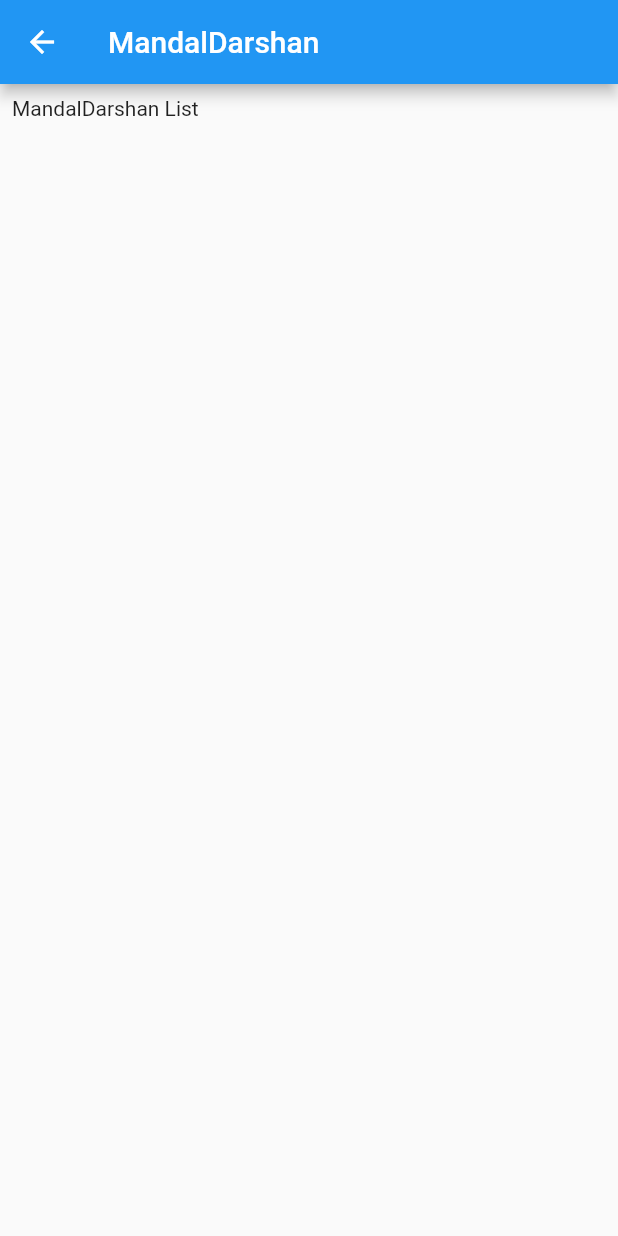
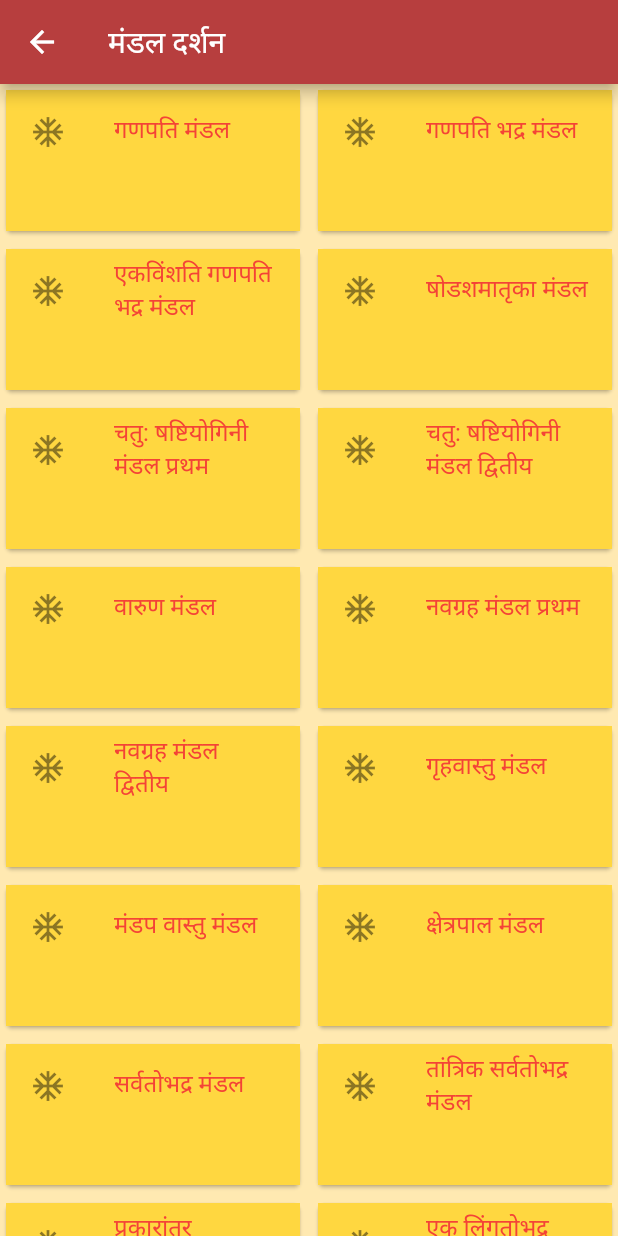
Before and after one commit to sushantkadav/arti_sangrah, a Flutter app: the MandalDarshanList screen opened directly, on a phone screen of 412 x 824 dp. Run offline on Flutter 3.47's test engine with Material 2 defaults, Android fonts, the phone set to English and light mode, and no system bars.

Commit message:
hindi, sanstrik strot added.

```diff
--- a/lib/model/home/mandal_darshan.dart
+++ b/lib/model/home/mandal_darshan.dart
@@ -3,12 +3,55 @@ import 'package:flutter/material.dart';
 class MandalDarshan{
   String title;
   String subtile;
-  Widget nextScreen;
+  // Widget nextScreen;
   String imgUrl;
 
 
   MandalDarshan({required this.title,
     required this.subtile,
-    required this.nextScreen,
+    // required this.nextScreen,
     required this.imgUrl});
 }
+
+List<MandalDarshan> mandalDarshanList = [
+  MandalDarshan(title: "गणपति मंडल" , subtile: "",  imgUrl: "imgUrl"),
+  MandalDarshan(title: "गणपति भद्र मंडल" , subtile: "",  imgUrl: "imgUrl"),
+  MandalDarshan(title: "एकविंशति गणपति भद्र मंडल" , subtile: "",  imgUrl: "imgUrl"),
+  MandalDarshan(title: "षोडशमातृका मंडल" , subtile: "",  imgUrl: "imgUrl"),
+  MandalDarshan(title: "चतु: षष्टियोगिनी मंडल प्रथम" , subtile: "",  imgUrl: "imgUrl"),
+
+  MandalDarshan(title: "चतु: षष्टियोगिनी मंडल द्वितीय" , subtile: "",  imgUrl: "imgUrl"),
+  MandalDarshan(title: "वारुण मंडल" , subtile: "",  imgUrl: "imgUrl"),
+  MandalDarshan(title: "नवग्रह मंडल प्रथम" , subtile: "",  imgUrl: "imgUrl"),
+  MandalDarshan(title: "नवग्रह मंडल द्वितीय" , subtile: "",  imgUrl: "imgUrl"),
+  MandalDarshan(title: "गृहवास्तु मंडल" , subtile: "",  imgUrl: "imgUrl"),
+
+  MandalDarshan(title: "मंडप वास्तु मंडल" , subtile: "",  imgUrl: "imgUrl"),
+  MandalDarshan(title: "क्षेत्रपाल मंडल" , subtile: "",  imgUrl: "imgUrl"),
+  MandalDarshan(title: "सर्वतोभद्र मंडल" , subtile: "",  imgUrl: "imgUrl"),
+  MandalDarshan(title: "तांत्रिक सर्वतोभद्र मंडल" , subtile: "",  imgUrl: "imgUrl"),
+  MandalDarshan(title: "प्रकारांतर सर्वतोभद्र मंडल" , subtile: "",  imgUrl: "imgUrl"),
+
+  MandalDarshan(title: "एक लिंगतोभद्र मंडल" , subtile: "",  imgUrl: "imgUrl"),
+  MandalDarshan(title: "चतुर्लिंगतोभद्र मंडल" , subtile: "",  imgUrl: "imgUrl"),
+  MandalDarshan(title: "अष्ट लिंगतोभद्र मंडल" , subtile: "",  imgUrl: "imgUrl"),
+  MandalDarshan(title: "द्वादश लिंगतोभद्र मंडल" , subtile: "",  imgUrl: "imgUrl"),
+  MandalDarshan(title: "भैरव मंडल" , subtile: "",  imgUrl: "imgUrl"),
+
+  MandalDarshan(title: "अष्टदल मंडल" , subtile: "",  imgUrl: "imgUrl"),
+  MandalDarshan(title: "गौरीतिलक मंडल प्रथम" , subtile: "",  imgUrl: "imgUrl"),
+  MandalDarshan(title: "गौरीतिलक मंडल द्वितीय" , subtile: "",  imgUrl: "imgUrl"),
+  MandalDarshan(title: "ब्रह्मा मंडल" , subtile: "",  imgUrl: "imgUrl"),
+  MandalDarshan(title: "लक्ष्मी नारायण मंडल" , subtile: "",  imgUrl: "imgUrl"),
+
+  MandalDarshan(title: "राधा पुरुषोत्तम मंडल" , subtile: "",  imgUrl: "imgUrl"),
+  MandalDarshan(title: "रामभद्र मंडल" , subtile: "",  imgUrl: "imgUrl"),
+  MandalDarshan(title: "श्री रामभद्र मंडल" , subtile: "",  imgUrl: "imgUrl"),
+  MandalDarshan(title: "सीतारामभद्र मंडल" , subtile: "",  imgUrl: "imgUrl"),
+  MandalDarshan(title: "सूर्य भद्र मंडल" , subtile: "",  imgUrl: "imgUrl"),
+
+  MandalDarshan(title: "नवदुर्गा द्वादश आदित्य मंडल" , subtile: "",  imgUrl: "imgUrl"),
+  MandalDarshan(title: "नागपाश मंडल प्रथम" , subtile: "",  imgUrl: "imgUrl"),
+  MandalDarshan(title: "नागपाश मंडल द्वितीय" , subtile: "",  imgUrl: "imgUrl"),
+  MandalDarshan(title: "ॐ भद्र मंडल" , subtile: "",  imgUrl: "imgUrl")
+];
--- a/lib/model/home/sanskrit_strot.dart
+++ b/lib/model/home/sanskrit_strot.dart
@@ -3,12 +3,37 @@ import 'package:flutter/material.dart';
 class SanstritStrot{
   String title;
   String subtile;
-  Widget nextScreen;
+  // Widget nextScreen;
   String imgUrl;
 
 
   SanstritStrot({required this.title,
     required this.subtile,
-    required this.nextScreen,
+    // required this.nextScreen,
     required this.imgUrl});
 }
+
+List<SanstritStrot> sanstritStrotStrotList = [
+  SanstritStrot(title: "श्री गणपति स्तोत्र" , subtile: "",  imgUrl: "imgUrl"),
+  SanstritStrot(title: "श्री शिव स्तोत्र" , subtile: "",  imgUrl: "imgUrl"),
+  SanstritStrot(title: "श्री विष्णु स्तोत्र" , subtile: "",  imgUrl: "imgUrl"),
+  SanstritStrot(title: "श्री देवी स्तोत्र" , subtile: "",  imgUrl: "imgUrl"),
+  SanstritStrot(title: "श्री राम स्तोत्र" , subtile: "",  imgUrl: "imgUrl"),
+
+  SanstritStrot(title: "श्री कृष्ण स्तोत्र" , subtile: "",  imgUrl: "imgUrl"),
+  SanstritStrot(title: "श्री हनुमान स्तोत्र" , subtile: "",  imgUrl: "imgUrl"),
+  SanstritStrot(title: "श्री दत्त स्तोत्र" , subtile: "",  imgUrl: "imgUrl"),
+  SanstritStrot(title: "श्री नवग्रह स्तोत्र" , subtile: "",  imgUrl: "imgUrl"),
+  SanstritStrot(title: "सर्व स्तोत्र" , subtile: "",  imgUrl: "imgUrl"),
+
+  SanstritStrot(title: "सहस्र नाम स्तोत्र" , subtile: "",  imgUrl: "imgUrl"),
+  SanstritStrot(title: "अष्टोत्तर शतनाम स्तोत्र" , subtile: "",  imgUrl: "imgUrl"),
+  SanstritStrot(title: "द्वात्रिंशत् नाम स्तोत्र" , subtile: "",  imgUrl: "imgUrl"),
+  SanstritStrot(title: "एकविंशति नाम स्तोत्र" , subtile: "",  imgUrl: "imgUrl"),
+  SanstritStrot(title: "द्वादश नाम स्तोत्र" , subtile: "",  imgUrl: "imgUrl"),
+
+  SanstritStrot(title: "अष्टकम् स्तोत्र" , subtile: "",  imgUrl: "imgUrl"),
+  SanstritStrot(title: "कवच स्तोत्र" , subtile: "",  imgUrl: "imgUrl"),
+  SanstritStrot(title: "सुप्रभात स्तोत्र" , subtile: "",  imgUrl: "imgUrl")
+
+];
--- a/lib/model/home/vaidik_prakaran.dart
+++ b/lib/model/home/vaidik_prakaran.dart
@@ -1,6 +1,6 @@
 import 'package:flutter/material.dart';
 
-class VaidikPrakaran{
+class VaidikPrakaran {
   String title;
   String subtile;
   String imgUrl;
@@ -9,10 +9,19 @@ class VaidikPrakaran{
   VaidikPrakaran({required this.title,
     required this.subtile,
     required this.imgUrl});
+}
+  List<VaidikPrakaran> vaidikPrakaranList = [
+    VaidikPrakaran(title: "देवता ध्यान - प्रार्थना" , subtile: "",  imgUrl: "imgUrl"),
+    VaidikPrakaran(title: "देवी ध्यान - प्रार्थना" , subtile: "",  imgUrl: "imgUrl"),
+    VaidikPrakaran(title: "आवाहन नाम मंत्र" , subtile: "",  imgUrl: "imgUrl"),
+    VaidikPrakaran(title: "आवाहन समंत्रक" , subtile: "",  imgUrl: "imgUrl"),
+    VaidikPrakaran(title: "हवन नाम मंत्र" , subtile: "",  imgUrl: "imgUrl"),
+    VaidikPrakaran(title:  "हवन समंत्रक", subtile: "",  imgUrl: "imgUrl"),
 
-  List<VaidikPrakaran> artiList = [
-    VaidikPrakaran(title: "वैदिक प्रकरण1" , subtile: "ध्यान, आवाहन, हवन",  imgUrl: "imgUrl"),
-    VaidikPrakaran(title: "वैदिक प्रकरण2" , subtile: "ध्यान, आवाहन, हवन",  imgUrl: "imgUrl"),
-    VaidikPrakaran(title: "वैदिक प्रकरण3" , subtile: "ध्यान, आवाहन, हवन",  imgUrl: "imgUrl")
+    VaidikPrakaran(title:  "मानसोपचार पूजा", subtile: "",  imgUrl: "imgUrl"),
+    VaidikPrakaran(title:  "पंचोपचार पूजा", subtile: "",  imgUrl: "imgUrl"),
+
+    VaidikPrakaran(title:  "दशोपचार पूजा", subtile: "",  imgUrl: "imgUrl"),
+    VaidikPrakaran(title:  "षोडशोपचार पूजा", subtile: "",  imgUrl: "imgUrl"),
+    VaidikPrakaran(title:  "राजोपचार पूजा", subtile: "",  imgUrl: "imgUrl"),
   ];
-}
--- a/lib/screens/home_screen/mandal_darshan_list.dart
+++ b/lib/screens/home_screen/mandal_darshan_list.dart
@@ -1,3 +1,4 @@
+import 'package:arti_sangrah/model/home/mandal_darshan.dart';
 import 'package:flutter/material.dart';
 
 class MandalDarshanList extends StatelessWidget {
@@ -5,12 +6,41 @@ class MandalDarshanList extends StatelessWidget {
   @override
   Widget build(BuildContext context) {
     return Scaffold(
-      appBar: AppBar(title: Text("MandalDarshan")),
-      body: Padding(
-          padding: const EdgeInsets.all(8.0),
-          child:  Text("MandalDarshan List")
+      appBar: AppBar(
+        title: Text("मंडल दर्शन"),
+        backgroundColor: Color(0xFFB73E3E),
+      ),
+      body: Container(
+          decoration: new BoxDecoration(color: Color(0xFFFFE9B1)),
+          child: (GridView.builder(
+              gridDelegate: SliverGridDelegateWithFixedCrossAxisCount(
+                  crossAxisCount: 2,
+                  childAspectRatio: 2,
+                  crossAxisSpacing: 4.0,
+                  mainAxisSpacing: 4.0),
+              itemCount: mandalDarshanList.length,
+              itemBuilder: (context, index) {
 
-      ),
+                MandalDarshan mandalDarshan = mandalDarshanList[index];
+                return Card(
+                  child: ListTile(
+                    title: Text(
+                      mandalDarshan.title,
+                      style: TextStyle(color: Colors.red),
+                    ),
+                    subtitle: Text(mandalDarshan.subtile.toString()),
+                    leading: Icon(Icons.ac_unit_outlined),
+                    // trailing: Icon(Icons.arrow_forward_rounded),
+                    tileColor: Colors.amberAccent,
+                    // onTap: () {
+                    //   Navigator.push(
+                    //       context,
+                    //       MaterialPageRoute(
+                    //           builder: (context) => arti.nextScreen));
+                    // },
+                  ),
+                );
+              }))),
     );
   }
 }
--- a/lib/screens/home_screen/vratkatha_list.dart
+++ b/lib/screens/home_screen/vratkatha_list.dart
@@ -9,7 +9,6 @@ class VratkathaList extends StatelessWidget {
       body: Padding(
           padding: const EdgeInsets.all(8.0),
           child:  Text("Vratkatha List")
-
       ),
     );
   }
```
Also changed, not shown: lib/model/home/hindi_strot.dart (+8 -2 lines), lib/screens/home_screen/hindi_strot_list.dart (+35 -5 lines), lib/screens/home_screen/sanskrit_strot_list.dart (+35 -5 lines), lib/screens/home_screen/vaidik_prakaran_list.dart (+34 -6 lines).
